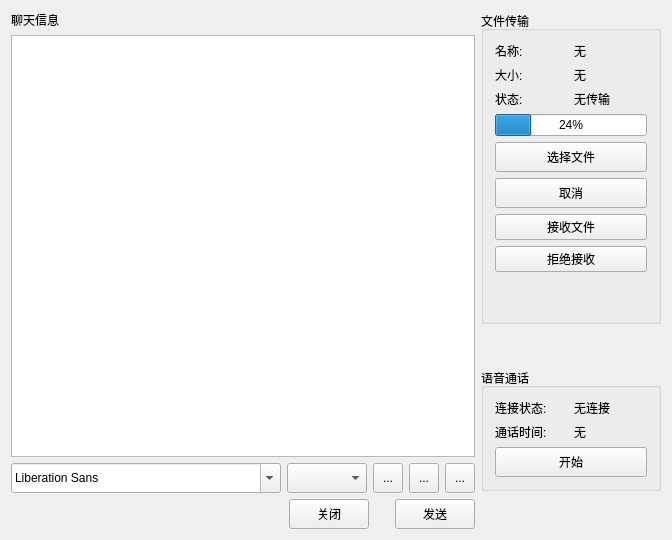
First picture: the form in chatwindow.ui, repository rayfung/tux-im-client, before the edit.
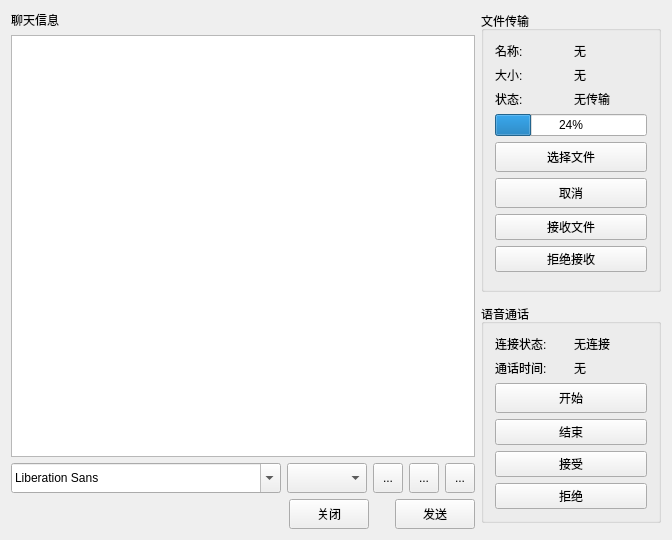
Second picture: the form after the edit. Icons and pictures are not drawn.

Diff of the .ui file:
```diff
--- a/chatwindow.ui
+++ b/chatwindow.ui
@@ -456,8 +456,6 @@
             </layout>
            </item>
            <item>
-            <layout class="QHBoxLayout" name="horizontalLayout_7">
-             <item>
               <widget class="QPushButton" name="pushButtonAudioStart">
                <property name="minimumSize">
                 <size>
@@ -476,7 +474,26 @@
                </property>
               </widget>
              </item>
-            </layout>
+           <item>
+            <widget class="QPushButton" name="pushButtonAudioEnd">
+             <property name="text">
+              <string>结束</string>
+             </property>
+            </widget>
+           </item>
+           <item>
+            <widget class="QPushButton" name="pushButtonAudioAccept">
+             <property name="text">
+              <string>接受</string>
+             </property>
+            </widget>
+           </item>
+           <item>
+            <widget class="QPushButton" name="pushButtonAudioReject">
+             <property name="text">
+              <string>拒绝</string>
+             </property>
+            </widget>
            </item>
           </layout>
          </item>
```
Lines whose indentation alone changed are shown as unchanged.
